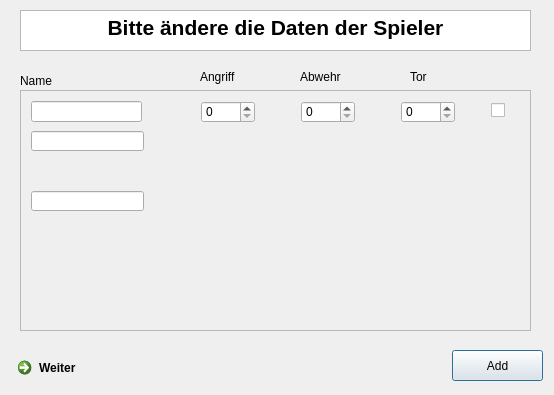
Qt form playground/MannschaftsGenerator/Oberfläche2.ui (VaderLader/NikNDad) before a commit.
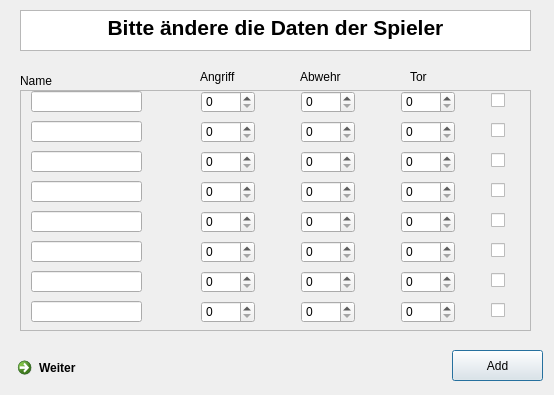
The same form after that commit.

Commit message: It doesn't work - I think I can't save widgets in a list

```diff
--- a/playground/MannschaftsGenerator/Oberfläche2.ui
+++ b/playground/MannschaftsGenerator/Oberfläche2.ui
@@ -40,11 +40,87 @@
       <height>237</height>
      </rect>
     </property>
+    <widget class="QLineEdit" name="lineEdit_1">
+     <property name="geometry">
+      <rect>
+       <x>10</x>
+       <y>0</y>
+       <width>111</width>
+       <height>21</height>
+      </rect>
+     </property>
+    </widget>
+    <widget class="QSpinBox" name="spinBox_1a">
+     <property name="geometry">
+      <rect>
+       <x>180</x>
+       <y>0</y>
+       <width>54</width>
+       <height>22</height>
+      </rect>
+     </property>
+    </widget>
+    <widget class="QSpinBox" name="spinBox_1d">
+     <property name="geometry">
+      <rect>
+       <x>280</x>
+       <y>0</y>
+       <width>54</width>
+       <height>22</height>
+      </rect>
+     </property>
+    </widget>
+    <widget class="QSpinBox" name="spinBox_1g">
+     <property name="geometry">
+      <rect>
+       <x>380</x>
+       <y>0</y>
+       <width>54</width>
+       <height>22</height>
+      </rect>
+     </property>
+    </widget>
+    <widget class="QCheckBox" name="checkBox_1">
+     <property name="geometry">
+      <rect>
+       <x>470</x>
+       <y>0</y>
+       <width>16</width>
+       <height>19</height>
+      </rect>
+     </property>
+     <property name="text">
+      <string/>
+     </property>
+    </widget>
+    <widget class="QSpinBox" name="spinBox_2g">
+     <property name="geometry">
+      <rect>
+       <x>380</x>
+       <y>30</y>
+       <width>54</width>
+       <height>22</height>
+      </rect>
+     </property>
+    </widget>
+    <widget class="QCheckBox" name="checkBox_2">
+     <property name="geometry">
+      <rect>
+       <x>470</x>
+       <y>30</y>
+       <width>16</width>
+       <height>19</height>
+      </rect>
+     </property>
+     <property name="text">
+      <string/>
+     </property>
+    </widget>
     <widget class="QLineEdit" name="lineEdit_2">
      <property name="geometry">
       <rect>
        <x>10</x>
-       <y>10</y>
+       <y>30</y>
        <width>111</width>
        <height>21</height>
       </rect>
@@ -54,7 +130,7 @@
      <property name="geometry">
       <rect>
        <x>180</x>
-       <y>10</y>
+       <y>30</y>
        <width>54</width>
        <height>22</height>
       </rect>
@@ -64,7 +140,7 @@
      <property name="geometry">
       <rect>
        <x>280</x>
-       <y>10</y>
+       <y>30</y>
        <width>54</width>
        <height>22</height>
       </rect>
@@ -74,7 +150,7 @@
      <property name="geometry">
       <rect>
        <x>380</x>
-       <y>10</y>
+       <y>60</y>
        <width>54</width>
        <height>22</height>
       </rect>
@@ -84,7 +160,7 @@
      <property name="geometry">
       <rect>
        <x>470</x>
-       <y>10</y>
+       <y>60</y>
        <width>16</width>
        <height>19</height>
       </rect>
@@ -93,56 +169,299 @@
       <string/>
      </property>
     </widget>
-    <widget class="QLineEdit" name="lineEdit">
-     <property name="geometry">
-      <rect>
-       <x>10</x>
-       <y>40</y>
-       <width>113</width>
-       <height>20</height>
-      </rect>
-     </property>
-    </widget>
     <widget class="QLineEdit" name="lineEdit_3">
      <property name="geometry">
       <rect>
        <x>10</x>
-       <y>100</y>
-       <width>113</width>
-       <height>20</height>
+       <y>60</y>
+       <width>111</width>
+       <height>21</height>
       </rect>
      </property>
     </widget>
+    <widget class="QSpinBox" name="spinBox_3a">
+     <property name="geometry">
+      <rect>
+       <x>180</x>
+       <y>60</y>
+       <width>54</width>
+       <height>22</height>
+      </rect>
+     </property>
+    </widget>
+    <widget class="QSpinBox" name="spinBox_3d">
+     <property name="geometry">
+      <rect>
+       <x>280</x>
+       <y>60</y>
+       <width>54</width>
+       <height>22</height>
+      </rect>
+     </property>
+    </widget>
+    <widget class="QSpinBox" name="spinBox_4g">
+     <property name="geometry">
+      <rect>
+       <x>380</x>
+       <y>90</y>
+       <width>54</width>
+       <height>22</height>
+      </rect>
+     </property>
+    </widget>
+    <widget class="QCheckBox" name="checkBox_4">
+     <property name="geometry">
+      <rect>
+       <x>470</x>
+       <y>90</y>
+       <width>16</width>
+       <height>19</height>
+      </rect>
+     </property>
+     <property name="text">
+      <string/>
+     </property>
+    </widget>
     <widget class="QLineEdit" name="lineEdit_4">
      <property name="geometry">
       <rect>
-       <x>110</x>
-       <y>260</y>
-       <width>113</width>
-       <height>20</height>
+       <x>10</x>
+       <y>90</y>
+       <width>111</width>
+       <height>21</height>
       </rect>
      </property>
     </widget>
+    <widget class="QSpinBox" name="spinBox_4a">
+     <property name="geometry">
+      <rect>
+       <x>180</x>
+       <y>90</y>
+       <width>54</width>
+       <height>22</height>
+      </rect>
+     </property>
+    </widget>
+    <widget class="QSpinBox" name="spinBox_4d">
+     <property name="geometry">
+      <rect>
+       <x>280</x>
+       <y>90</y>
+       <width>54</width>
+       <height>22</height>
+      </rect>
+     </property>
+    </widget>
+    <widget class="QSpinBox" name="spinBox_5g">
+     <property name="geometry">
+      <rect>
+       <x>380</x>
+       <y>120</y>
+       <width>54</width>
+       <height>22</height>
+      </rect>
+     </property>
+    </widget>
+    <widget class="QCheckBox" name="checkBox_5">
+     <property name="geometry">
+      <rect>
+       <x>470</x>
+       <y>120</y>
+       <width>16</width>
+       <height>19</height>
+      </rect>
+     </property>
+     <property name="text">
+      <string/>
+     </property>
+    </widget>
     <widget class="QLineEdit" name="lineEdit_5">
      <property name="geometry">
       <rect>
-       <x>190</x>
-       <y>249</y>
-       <width>110</width>
-       <height>20</height>
+       <x>10</x>
+       <y>120</y>
+       <width>111</width>
+       <height>21</height>
       </rect>
      </property>
-     <property name="toolTip">
+    </widget>
+    <widget class="QSpinBox" name="spinBox_5a">
+     <property name="geometry">
+      <rect>
+       <x>180</x>
+       <y>120</y>
+       <width>54</width>
+       <height>22</height>
+      </rect>
+     </property>
+    </widget>
+    <widget class="QSpinBox" name="spinBox_5d">
+     <property name="geometry">
+      <rect>
+       <x>280</x>
+       <y>120</y>
+       <width>54</width>
+       <height>22</height>
+      </rect>
+     </property>
+    </widget>
+    <widget class="QSpinBox" name="spinBox_6g">
+     <property name="geometry">
+      <rect>
+       <x>380</x>
+       <y>150</y>
+       <width>54</width>
+       <height>22</height>
+      </rect>
+     </property>
+    </widget>
+    <widget class="QCheckBox" name="checkBox_6">
+     <property name="geometry">
+      <rect>
+       <x>470</x>
+       <y>150</y>
+       <width>16</width>
+       <height>19</height>
+      </rect>
+     </property>
+     <property name="text">
       <string/>
      </property>
-     <property name="inputMask">
+    </widget>
+    <widget class="QLineEdit" name="lineEdit_6">
+     <property name="geometry">
+      <rect>
+       <x>10</x>
+       <y>150</y>
+       <width>111</width>
+       <height>21</height>
+      </rect>
+     </property>
+    </widget>
+    <widget class="QSpinBox" name="spinBox_6a">
+     <property name="geometry">
+      <rect>
+       <x>180</x>
+       <y>150</y>
+       <width>54</width>
+       <height>22</height>
+      </rect>
+     </property>
+    </widget>
+    <widget class="QSpinBox" name="spinBox_6d">
+     <property name="geometry">
+      <rect>
+       <x>280</x>
+       <y>150</y>
+       <width>54</width>
+       <height>22</height>
+      </rect>
+     </property>
+    </widget>
+    <widget class="QSpinBox" name="spinBox_7g">
+     <property name="geometry">
+      <rect>
+       <x>380</x>
+       <y>180</y>
+       <width>54</width>
+       <height>22</height>
+      </rect>
+     </property>
+    </widget>
+    <widget class="QCheckBox" name="checkBox_7">
+     <property name="geometry">
+      <rect>
+       <x>470</x>
+       <y>180</y>
+       <width>16</width>
+       <height>19</height>
+      </rect>
+     </property>
+     <property name="text">
       <string/>
      </property>
-     <property name="maxLength">
-      <number>32802</number>
+    </widget>
+    <widget class="QLineEdit" name="lineEdit_7">
+     <property name="geometry">
+      <rect>
+       <x>10</x>
+       <y>180</y>
+       <width>111</width>
+       <height>21</height>
+      </rect>
      </property>
-     <property name="echoMode">
-      <enum>QLineEdit::Password</enum>
+    </widget>
+    <widget class="QSpinBox" name="spinBox_7a">
+     <property name="geometry">
+      <rect>
+       <x>180</x>
+       <y>180</y>
+       <width>54</width>
+       <height>22</height>
+      </rect>
+     </property>
+    </widget>
+    <widget class="QSpinBox" name="spinBox_7d">
+     <property name="geometry">
+      <rect>
+       <x>280</x>
+       <y>180</y>
+       <width>54</width>
+       <height>22</height>
+      </rect>
+     </property>
+    </widget>
+    <widget class="QSpinBox" name="spinBox_8g">
+     <property name="geometry">
+      <rect>
+       <x>380</x>
+       <y>210</y>
+       <width>54</width>
+       <height>22</height>
+      </rect>
+     </property>
+    </widget>
+    <widget class="QCheckBox" name="checkBox_8">
+     <property name="geometry">
+      <rect>
+       <x>470</x>
+       <y>210</y>
+       <width>16</width>
+       <height>19</height>
+      </rect>
+     </property>
+     <property name="text">
+      <string/>
+     </property>
+    </widget>
+    <widget class="QLineEdit" name="lineEdit_8">
+     <property name="geometry">
+      <rect>
+       <x>10</x>
+       <y>210</y>
+       <width>111</width>
+       <height>21</height>
+      </rect>
+     </property>
+    </widget>
+    <widget class="QSpinBox" name="spinBox_8a">
+     <property name="geometry">
+      <rect>
+       <x>180</x>
+       <y>210</y>
+       <width>54</width>
+       <height>22</height>
+      </rect>
+     </property>
+    </widget>
+    <widget class="QSpinBox" name="spinBox_8d">
+     <property name="geometry">
+      <rect>
+       <x>280</x>
+       <y>210</y>
+       <width>54</width>
+       <height>22</height>
+      </rect>
      </property>
     </widget>
    </widget>
```
Left out of the diff: 10 changed lines with no effect on the pictures. The commit also changes 4 other files.
